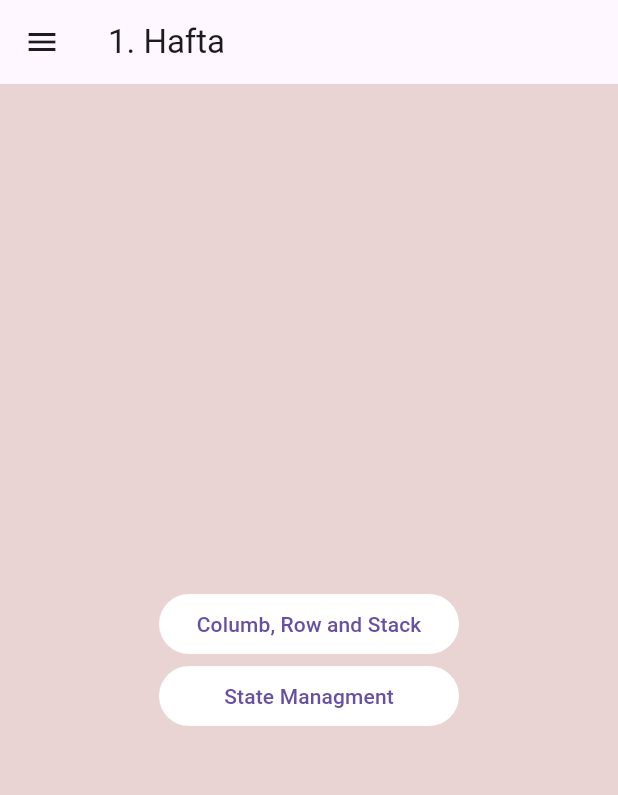
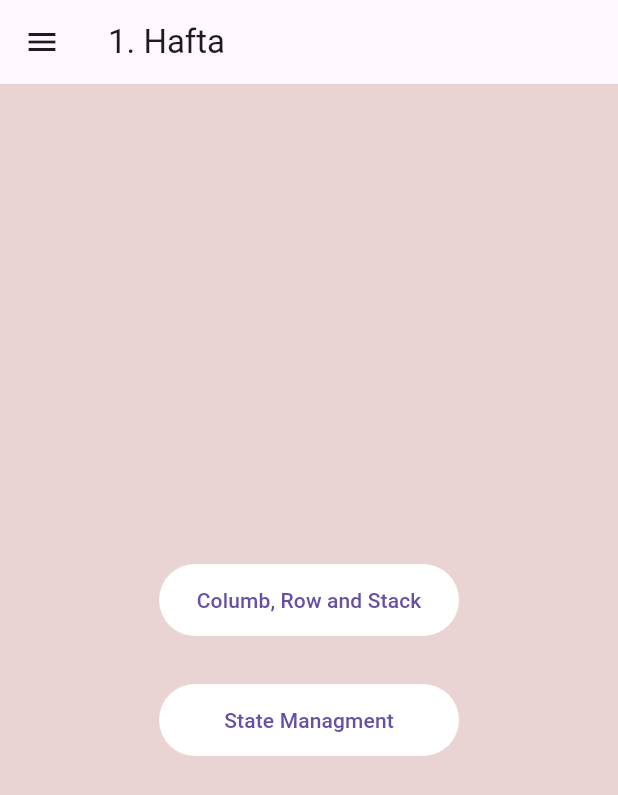
Before and after one commit to ETOTEK-Mobil/ali_odev, a Flutter app: the screen it shows after launch, on a phone screen of 412 x 824 dp. Shown: the top 795 px of the screen. Run offline on Flutter 3.47's test engine with Material 3 defaults, Android fonts, the phone set to English and light mode, and no system bars.

Commit message:
hafta 1 kodunun daha okunaklı hale gelmesi için yorum satırları ekledi ve AppSize sınıfı kullanıldı.

```diff
--- a/lib/ui/view/hafta_1/hafta_1_view.dart
+++ b/lib/ui/view/hafta_1/hafta_1_view.dart
@@ -1,4 +1,5 @@
 import 'package:flutter/material.dart';
+import 'package:odev/core/constants/app_sizes.dart';
 import 'package:odev/ui/view/hafta_1/pages/column_row_stack_page.dart';
 import 'package:odev/ui/view/hafta_1/pages/state_managment_page.dart';
 
@@ -13,8 +14,12 @@ class Hafta1View extends StatelessWidget {
         child: Column(
           mainAxisAlignment: MainAxisAlignment.center,
           children: [
-            SizedBox(
+            //First Button
+            Padding(
+              padding: const EdgeInsets.all(AppSize.md),
+              child: SizedBox(
                 width: 200,
+                height: AppSize.buttonHeight,
                 child: TextButton(
                   style: TextButton.styleFrom(
                     backgroundColor: Colors.white,
@@ -25,8 +30,13 @@ class Hafta1View extends StatelessWidget {
                   child:const Text("Columb, Row and Stack"),
                   ),
               ),
-            SizedBox(
+            ),
+            //Second Button
+            Padding(
+              padding: const EdgeInsets.all(AppSize.md),
+              child: SizedBox(
                 width: 200,
+                height: AppSize.buttonHeight,
                 child: TextButton(
                   style: TextButton.styleFrom(
                     backgroundColor: Colors.white,
@@ -37,6 +47,7 @@ class Hafta1View extends StatelessWidget {
                   child:const Text("State Managment"),
                   ),
               ),
+            ),
           ],
         ),
       )
--- a/lib/ui/view/hafta_1/pages/result_page.dart
+++ b/lib/ui/view/hafta_1/pages/result_page.dart
@@ -16,9 +16,11 @@ class _Page3State extends State<Page3> {
   @override
   Widget build(BuildContext context) {
     return Scaffold(
+
       appBar: AppBar(
         title:const Text("Result"),
       ),
+
       body: Center(
         child: Column(
           mainAxisAlignment: MainAxisAlignment.center,
@@ -27,6 +29,7 @@ class _Page3State extends State<Page3> {
           ],
         ),
       ),
+
     );
   }
 }
```
Also changed, not shown: lib/ui/view/hafta_1/pages/column_row_stack_page.dart (+22 -0 lines), lib/ui/view/hafta_1/pages/state_managment_page.dart (+17 -1 lines). Lines whose indentation alone changed are shown as unchanged.
